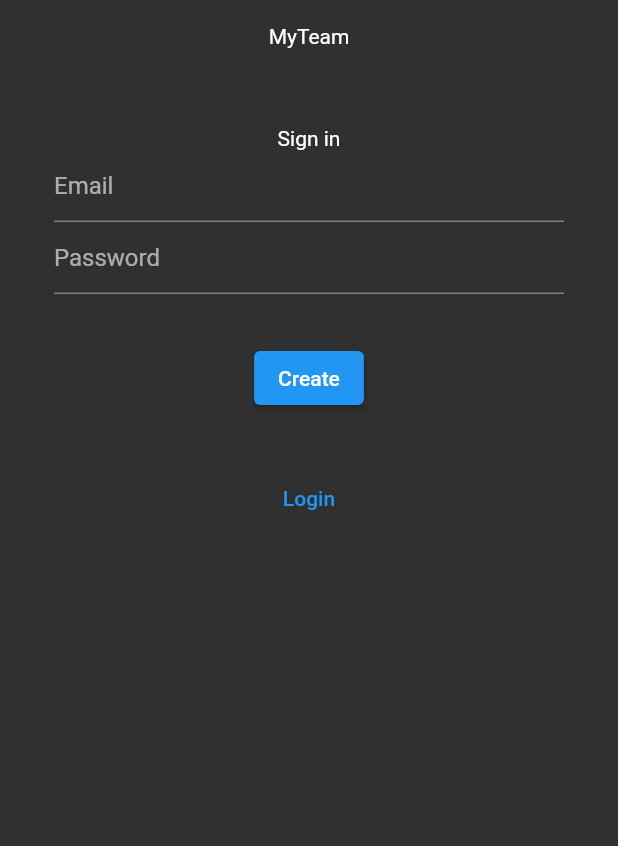
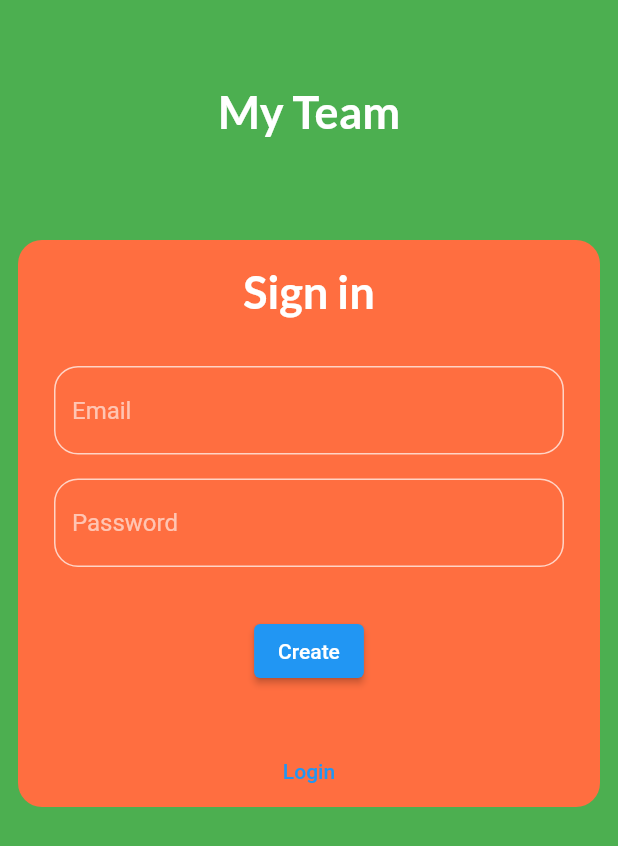
Before and after one commit to Ionel14/my_team, a Flutter app: the CreateUserPage screen opened by its route, on a phone screen of 412 x 824 dp. Shown: the top 846 px of the screen. Run offline on Flutter 3.47's test engine with Material 2 defaults, Android fonts, the phone set to English and light mode, and no system bars; our stand-ins replace firebase_auth, firebase_core, flutter_redux, freezed_annotation, google_fonts, redux and 1 more; missing offline and left inert: redux_epics; accounts and stored records are empty.

Commit message:
styled signIn page

```diff
--- a/lib/presentation/create_user_page.dart
+++ b/lib/presentation/create_user_page.dart
@@ -1,5 +1,6 @@
 import 'package:flutter/material.dart';
 import 'package:flutter_redux/flutter_redux.dart';
+import 'package:google_fonts/google_fonts.dart';
 
 import '../actions/index.dart';
 import '../models/index.dart';
@@ -45,16 +46,22 @@ class _CreateUserPage extends State<CreateUserPage> {
   @override
   Widget build(BuildContext context) {
     return Scaffold(
-      body: Column(
+      body: Container(
+        decoration: const BoxDecoration(color: Colors.green),
+        child: Column(
           children: <Widget>[
             Padding(
-            padding: const EdgeInsets.symmetric(vertical: 16.0),
+              padding: const EdgeInsets.symmetric(vertical: 56.0),
               child: Container(
                 decoration: BoxDecoration(
                   borderRadius: BorderRadius.circular(16),
                 ),
-              child: const Center(
-                  child: Text("MyTeam")
+                child: Center(
+                    child: Text(
+                      'My Team',
+                      style: GoogleFonts.lato(
+                        textStyle: const TextStyle(fontSize: 30, fontWeight: FontWeight.bold)),
+                    )
                 ),
               ),
             ),
@@ -62,17 +69,40 @@ class _CreateUserPage extends State<CreateUserPage> {
             Padding(
               padding: const EdgeInsets.all(12.0),
               child: PendingContainer(builder: (BuildContext context, Set<String> pending) {
-              return Padding(
-                padding: const EdgeInsets.all(24.0),
+                return Container(
+                  decoration: BoxDecoration(
+                    borderRadius: BorderRadius.circular(16),
+                    color: Colors.deepOrangeAccent,
+                  ),
+                  child: Padding(
+                    padding: const EdgeInsets.symmetric(horizontal: 24.0),
                     child: Column(
                       children: <Widget>[
-                    const Text("Sign in"),
-                    TextField(
+                        Padding(
+                          padding: const EdgeInsets.symmetric(vertical: 16.0),
+                          child: Text(
+                            'Sign in',
+                            style: GoogleFonts.lato(
+                                textStyle: const TextStyle(fontSize: 30, fontWeight: FontWeight.bold)),
+                          ),
+                        ),
+                        Padding(
+                          padding: const EdgeInsets.symmetric(vertical: 16.0),
+                          child: TextField(
                             onChanged: (String value) {
                               _email = value;
                             },
-                      decoration: const InputDecoration(hintText: 'Email'),
+                            decoration: InputDecoration(
+                              hintText: 'Email',
+                              enabledBorder: OutlineInputBorder(
+                                borderRadius: BorderRadius.circular(16.0),
+                                borderSide: const BorderSide(
+                                  color: Colors.white70,
+                                ),
+                              )
+                            ),
                             keyboardType: TextInputType.emailAddress,
+                          ),
                         ),
                         TextField(
                           onChanged: (String value) {
@@ -80,8 +110,14 @@ class _CreateUserPage extends State<CreateUserPage> {
                           },
                           obscureText: true,
                           keyboardType: TextInputType.visiblePassword,
-                      decoration: const InputDecoration(
+                          decoration: InputDecoration(
                               hintText: 'Password',
+                              enabledBorder: OutlineInputBorder(
+                                borderRadius: BorderRadius.circular(16.0),
+                                borderSide: const BorderSide(
+                                  color: Colors.white70,
+                                ),
+                              )
                           ),
                         ),
                         const SizedBox(
@@ -108,11 +144,13 @@ class _CreateUserPage extends State<CreateUserPage> {
                         ]
                       ],
                     ),
+                  ),
                 );
               }),
             ),
           ],
         ),
+      ),
     );
   }
 }
```
Lines whose indentation alone changed are shown as unchanged.
